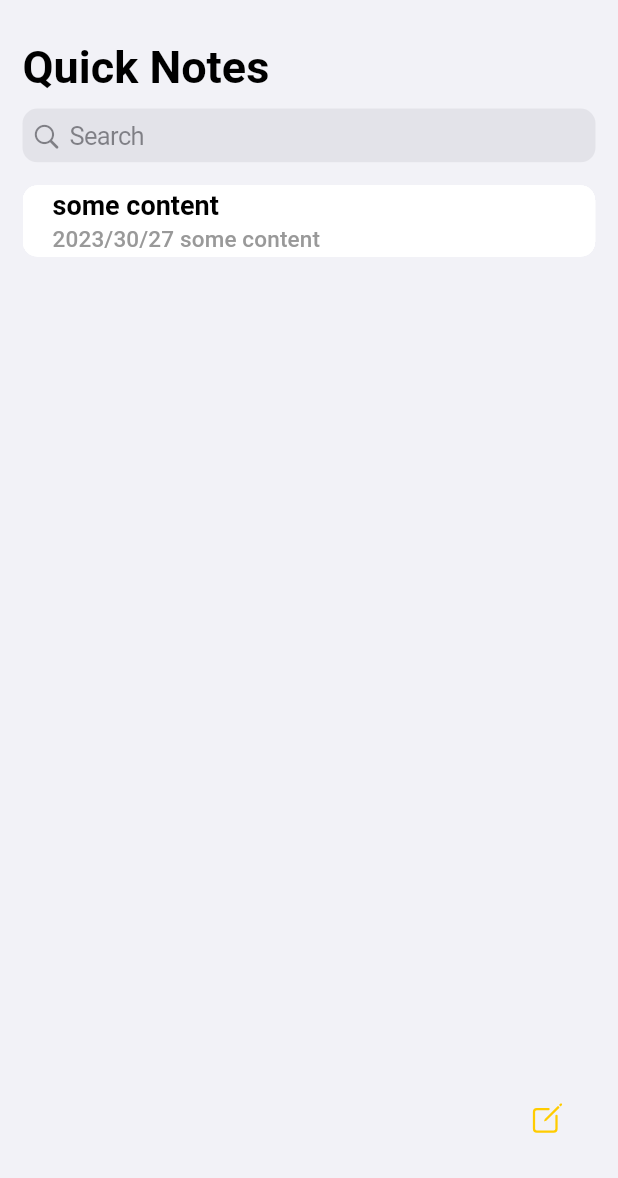
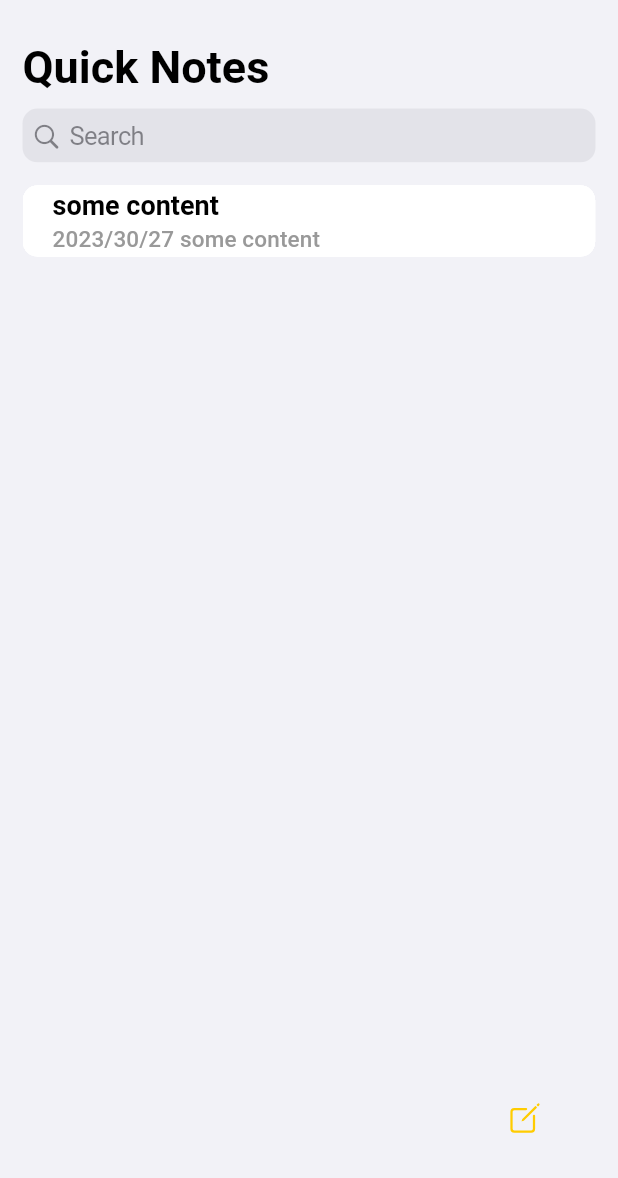
Before and after one commit to arjablc/apple_notes_clone, a Flutter app: the FoldersPage screen opened by its route, after a tap on "Quick Notes", on a phone screen of 412 x 824 dp, the part 58-1236 px from its top. Run offline on Flutter 3.47's test engine with Material 2 defaults, Android fonts, the phone set to English and light mode, and no system bars; our stand-ins replace flutter_svg, ionicons; missing offline and left inert: flutter_quill.

Commit message:
UI cloning completed

```diff
--- a/lib/constants/custom_theme.dart
+++ b/lib/constants/custom_theme.dart
@@ -24,7 +24,7 @@ class CustomTheme {
         padding: const EdgeInsets.symmetric(horizontal: 10, vertical: 5),
       ),
     ),
-    iconTheme: const IconThemeData(color: CupertinoColors.systemYellow),
+    iconTheme: const IconThemeData(color: Color(0xFFFFCC00)),
     textTheme: const TextTheme(
       titleSmall: TextStyle(color: CupertinoColors.inactiveGray, fontSize: 18),
       titleMedium: TextStyle(
--- a/lib/main.dart
+++ b/lib/main.dart
@@ -25,9 +25,7 @@ class MyApp extends StatelessWidget {
       ],
       child: MaterialApp(
         routes: {
-          "/": (context) => const NotesPage(
-                folderId: "notes",
-              ),
+          "/": (context) => const FoldersPage(),
           "/folder-page": (context) => const FoldersPage()
         },
         theme: customTheme.customLightTheme,
--- a/lib/pages/folders_page.dart
+++ b/lib/pages/folders_page.dart
@@ -115,8 +115,10 @@ class _FoldersPageState extends State<FoldersPage> {
                     mainAxisAlignment: MainAxisAlignment.spaceBetween,
                     children: [
                       IosStylePopupMenu(),
-                      //TODO implement tap
-                      EditButton()
+                      EditButton(
+                        initiateQuickNote: true,
+                        callingFolderId: 'quicknotes',
+                      )
                     ]),
               ),
             ],
--- a/lib/pages/notes_page.dart
+++ b/lib/pages/notes_page.dart
@@ -86,13 +86,18 @@ class NotesPage extends StatelessWidget {
                 })
               ],
             ),
-            const Column(
+            Column(
               mainAxisAlignment: MainAxisAlignment.end,
               children: [
                 BottomBar(
                     child: Row(
                   mainAxisAlignment: MainAxisAlignment.end,
-                  children: [EditButton()],
+                  children: [
+                    EditButton(
+                      initiateQuickNote: false,
+                      callingFolderId: folderId,
+                    )
+                  ],
                 ))
               ],
             )
--- a/lib/widgets/bottom_bar.dart
+++ b/lib/widgets/bottom_bar.dart
@@ -11,7 +11,9 @@ class BottomBar extends StatelessWidget {
     return Container(
       height: 60,
       color: Theme.of(context).colorScheme.primaryContainer,
-      child: Padding(padding: const EdgeInsets.only(left: 15.0), child: child),
+      child: Padding(
+          padding: const EdgeInsets.only(left: 15.0, right: 15.0),
+          child: child),
     );
   }
 }
--- a/lib/widgets/edit_button.dart
+++ b/lib/widgets/edit_button.dart
@@ -1,12 +1,17 @@
-import 'package:apple_notes_clone/pages/edit_and_view_page.dart';
 import 'package:flutter/cupertino.dart';
 import 'package:flutter/material.dart';
 import 'package:ionicons/ionicons.dart';
 
+import 'package:apple_notes_clone/pages/edit_and_view_page.dart';
+
 class EditButton extends StatelessWidget {
   const EditButton({
-    super.key,
-  });
+    Key? key,
+    required this.initiateQuickNote,
+    required this.callingFolderId,
+  }) : super(key: key);
+  final bool initiateQuickNote;
+  final String callingFolderId;
 
   @override
   Widget build(BuildContext context) {
@@ -18,8 +23,9 @@ class EditButton extends StatelessWidget {
           ),
           onPressed: () => Navigator.of(context).push(CupertinoPageRoute(
               builder: (context) => EditViewPage(
+                  isQuickNote: initiateQuickNote,
                   noteId: UniqueKey().toString(),
-                  folderId: 'quicknotes',
+                  folderId: callingFolderId,
                   isNewNote: true))),
           child: const Icon(Ionicons.create_outline),
         ));
--- a/lib/widgets/notes_list_tile.dart
+++ b/lib/widgets/notes_list_tile.dart
@@ -28,6 +28,7 @@ class NotesListTiles extends StatelessWidget {
     return CupertinoListTile(
       onTap: () => Navigator.of(context).push(CupertinoPageRoute(
           builder: (context) => EditViewPage(
+                isQuickNote: (folderId == 'quicknote') ? true : false,
                 isNewNote: false,
                 folderId: folderId,
                 noteId: noteId,
--- a/requirements.txt
+++ b/requirements.txt
@@ -4,6 +4,8 @@ dependencies:
   cupertino_icons: ^1.0.2
   flutter:
     sdk: flutter
+  flutter_quill: ^7.2.18
+  flutter_svg: ^2.0.7
   intl: ^0.18.1
   ionicons: ^0.2.2
   provider: ^6.0.5
```
Also changed, not shown: lib/models/notes_provider.dart (+17 -1 lines), lib/pages/edit_and_view_page.dart (+117 -9 lines), pubspec.yaml (+6 -4 lines), assets/checklist_dark.svg (added), assets/checklist_light.svg (added), pubspec.lock, samples/light/inside_folder_kn.png (renamed from samples/light/inside_folder_kb.png), 7 other files.
